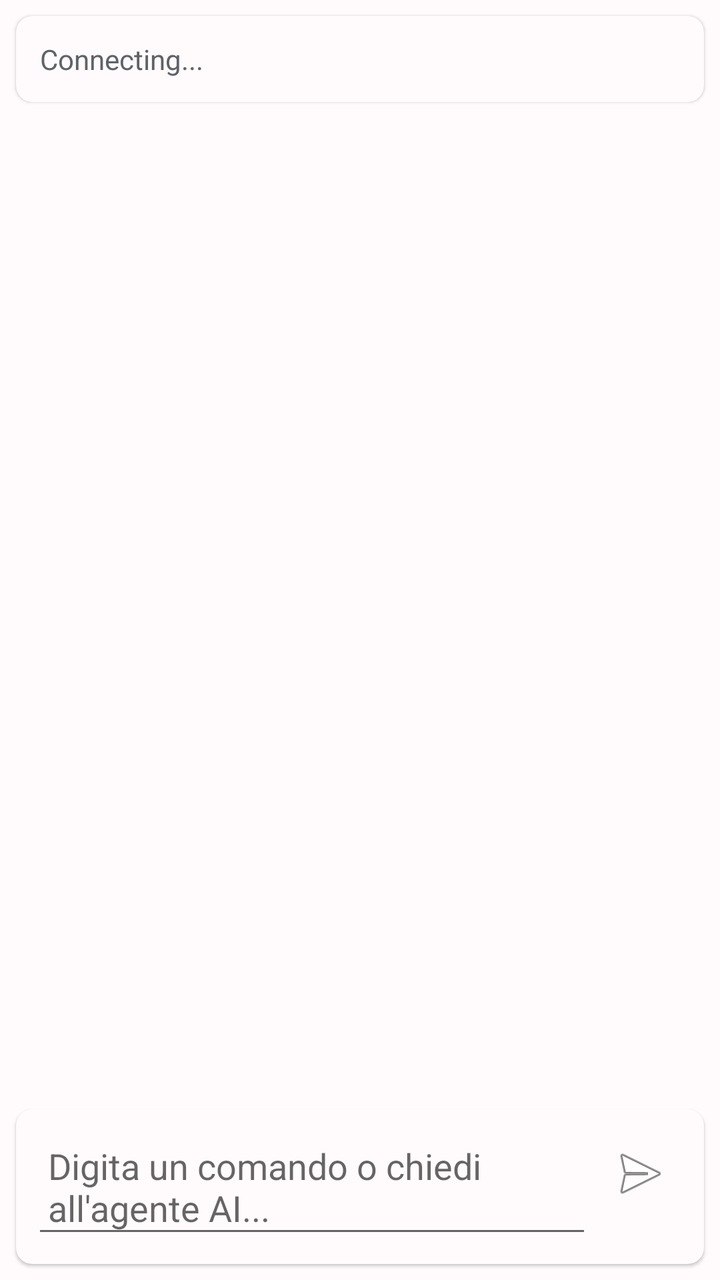
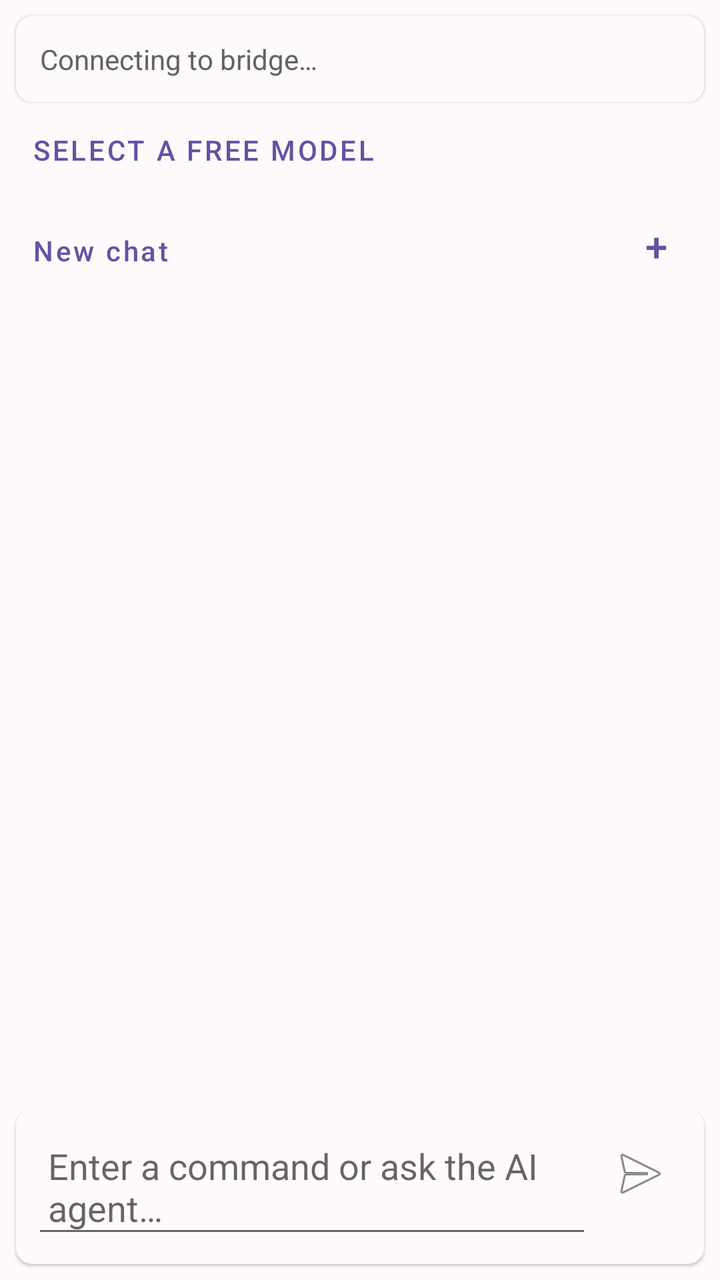

Two renders of the same Android screen: before a commit and after it. Below are the layout's source before the change and the commit's diff.
<!-- AndroidManifest.xml: activity theme Theme.ClineAgentMobile -->
<!-- res/layout/activity_chat.xml -->
<?xml version="1.0" encoding="utf-8"?>
<androidx.constraintlayout.widget.ConstraintLayout xmlns:android="http://schemas.android.com/apk/res/android"
    xmlns:app="http://schemas.android.com/apk/res-auto"
    android:layout_width="match_parent"
    android:layout_height="match_parent">

    <com.google.android.material.card.MaterialCardView
        android:id="@+id/status_bar"
        android:layout_width="match_parent"
        android:layout_height="wrap_content"
        android:layout_margin="8dp"
        app:cardCornerRadius="8dp"
        app:layout_constraintTop_toTopOf="parent">

        <LinearLayout
            android:layout_width="match_parent"
            android:layout_height="wrap_content"
            android:orientation="horizontal"
            android:padding="12dp">

            <TextView
                android:id="@+id/status_text"
                android:layout_width="0dp"
                android:layout_height="wrap_content"
                android:layout_weight="1"
                android:text="Connecting..."
                android:textSize="14sp"
                android:textColor="#5F6368" />

            <ProgressBar
                android:id="@+id/status_progress"
                android:layout_width="16dp"
                android:layout_height="16dp"
                android:visibility="gone" />
        </LinearLayout>
    </com.google.android.material.card.MaterialCardView>

    <androidx.recyclerview.widget.RecyclerView
        android:id="@+id/messages_list"
        android:layout_width="0dp"
        android:layout_height="0dp"
        android:layout_margin="8dp"
        android:clipToPadding="false"
        app:layout_constraintTop_toBottomOf="@id/status_bar"
        app:layout_constraintBottom_toTopOf="@+id/input_layout"
        app:layout_constraintStart_toStartOf="parent"
        app:layout_constraintEnd_toEndOf="parent" />

    <com.google.android.material.card.MaterialCardView
        android:id="@+id/input_layout"
        android:layout_width="0dp"
        android:layout_height="wrap_content"
        android:layout_margin="8dp"
        app:cardCornerRadius="8dp"
        app:layout_constraintBottom_toBottomOf="parent"
        app:layout_constraintStart_toStartOf="parent"
        app:layout_constraintEnd_toEndOf="parent">

        <LinearLayout
            android:layout_width="match_parent"
            android:layout_height="wrap_content"
            android:orientation="horizontal"
            android:padding="8dp">

            <EditText
                android:id="@+id/input_edit_text"
                android:layout_width="0dp"
                android:layout_height="wrap_content"
                android:layout_weight="1"
                android:hint="Digita un comando o chiedi all'agente AI..."
                android:imeOptions="actionSend"
                android:inputType="textMultiLine"
                android:maxLines="4"
                android:padding="8dp" />

            <ImageButton
                android:id="@+id/send_button"
                android:layout_width="48dp"
                android:layout_height="48dp"
                android:background="?attr/selectableItemBackgroundBorderless"
                android:src="@android:drawable/ic_menu_send"
                android:contentDescription="Invia" />

            <ImageButton
                android:id="@+id/stop_button"
                android:layout_width="48dp"
                android:layout_height="48dp"
                android:background="?attr/selectableItemBackgroundBorderless"
                android:src="@android:drawable/ic_media_pause"
                android:contentDescription="Ferma generazione"
                android:visibility="gone" />
        </LinearLayout>
    </com.google.android.material.card.MaterialCardView>

    <ProgressBar
        android:id="@+id/loading_progress_bar"
        android:layout_width="40dp"
        android:layout_height="40dp"
        android:visibility="gone"
        app:layout_constraintTop_toTopOf="parent"
        app:layout_constraintBottom_toBottomOf="parent"
        app:layout_constraintStart_toStartOf="parent"
        app:layout_constraintEnd_toEndOf="parent" />

</androidx.constraintlayout.widget.ConstraintLayout>
<!-- resources referenced by this layout -->
<resources>
  <style name="Theme.ClineAgentMobile" parent="Theme.MaterialComponents.Light.NoActionBar">
          
          <item name="colorPrimary">@color/primary</item>
          <item name="colorPrimaryVariant">@color/primary_variant</item>
          <item name="colorOnPrimary">@color/on_primary</item>
  
          
          <item name="colorSecondary">@color/secondary</item>
          <item name="colorSecondaryVariant">@color/secondary_variant</item>
          <item name="colorOnSecondary">@color/on_secondary</item>
  
          
          <item name="android:colorBackground">@color/background</item>
          <item name="colorSurface">@color/surface</item>
          <item name="colorOnBackground">@color/on_background</item>
          <item name="colorOnSurface">@color/on_surface</item>
  
          
          <item name="android:statusBarColor">@color/primary</item>
          <item name="android:navigationBarColor">@color/background</item>
  
          
          <item name="android:windowBackground">@color/background</item>
      </style>
  <color name="primary">#6750A4</color>
  <color name="primary_variant">#764BA2</color>
  <color name="on_primary">#FFFFFF</color>
  <color name="secondary">#625B71</color>
  <color name="secondary_variant">#75716E</color>
  <color name="on_secondary">#FFFFFF</color>
  <color name="background">#FFFBFC</color>
  <color name="surface">#FFFBFC</color>
  <color name="on_background">#1C1B1F</color>
  <color name="on_surface">#1C1B1F</color>
</resources>

<!-- the commit's change to res/layout/activity_chat.xml (unified diff, before → after) -->
@@ -23,15 +23,89 @@
                 android:layout_width="0dp"
                 android:layout_height="wrap_content"
                 android:layout_weight="1"
-                android:text="Connecting..."
+                android:text="@string/chat_status_connecting"
                 android:textSize="14sp"
                 android:textColor="#5F6368" />
 
+        </LinearLayout>
+    </com.google.android.material.card.MaterialCardView>
+
+    <Button
+        android:id="@+id/model_select_button"
+        style="?attr/borderlessButtonStyle"
+        android:layout_width="match_parent"
+        android:layout_height="wrap_content"
+        android:layout_marginStart="8dp"
+        android:layout_marginEnd="8dp"
+        android:text="@string/chat_model_loading"
+        android:gravity="start|center_vertical"
+        app:layout_constraintTop_toBottomOf="@id/status_bar" />
+
+    <LinearLayout
+        android:id="@+id/conversation_controls"
+        android:layout_width="match_parent"
+        android:layout_height="wrap_content"
+        android:layout_marginStart="8dp"
+        android:layout_marginEnd="8dp"
+        android:orientation="horizontal"
+        app:layout_constraintTop_toBottomOf="@id/model_select_button">
+
+        <Button
+            android:id="@+id/conversation_select_button"
+            style="?attr/borderlessButtonStyle"
+            android:layout_width="0dp"
+            android:layout_height="wrap_content"
+            android:layout_weight="1"
+            android:ellipsize="end"
+            android:gravity="start|center_vertical"
+            android:maxLines="1"
+            android:text="@string/chat_new"
+            android:textAllCaps="false" />
+
+        <Button
+            android:id="@+id/new_chat_button"
+            style="?attr/borderlessButtonStyle"
+            android:layout_width="wrap_content"
+            android:layout_height="wrap_content"
+            android:contentDescription="@string/chat_new"
+            android:minWidth="48dp"
+            android:text="+"
+            android:textSize="20sp" />
+    </LinearLayout>
+
+    <com.google.android.material.card.MaterialCardView
+        android:id="@+id/generation_indicator"
+        android:layout_width="0dp"
+        android:layout_height="wrap_content"
+        android:layout_marginStart="8dp"
+        android:layout_marginTop="4dp"
+        android:layout_marginEnd="8dp"
+        android:visibility="gone"
+        app:cardCornerRadius="8dp"
+        app:cardElevation="0dp"
+        app:layout_constraintTop_toBottomOf="@id/conversation_controls"
+        app:layout_constraintStart_toStartOf="parent"
+        app:layout_constraintEnd_toEndOf="parent">
+
+        <LinearLayout
+            android:layout_width="match_parent"
+            android:layout_height="wrap_content"
+            android:gravity="center_vertical"
+            android:orientation="horizontal"
+            android:padding="10dp">
+
             <ProgressBar
-                android:id="@+id/status_progress"
-                android:layout_width="16dp"
-                android:layout_height="16dp"
-                android:visibility="gone" />
+                android:layout_width="20dp"
+                android:layout_height="20dp"
+                android:indeterminate="true" />
+
+            <TextView
+                android:layout_width="wrap_content"
+                android:layout_height="wrap_content"
+                android:layout_marginStart="10dp"
+                android:text="@string/chat_generating"
+                android:textColor="@color/on_background"
+                android:textSize="14sp" />
         </LinearLayout>
     </com.google.android.material.card.MaterialCardView>
 
@@ -41,7 +115,7 @@
         android:layout_height="0dp"
         android:layout_margin="8dp"
         android:clipToPadding="false"
-        app:layout_constraintTop_toBottomOf="@id/status_bar"
+        app:layout_constraintTop_toBottomOf="@id/generation_indicator"
         app:layout_constraintBottom_toTopOf="@+id/input_layout"
         app:layout_constraintStart_toStartOf="parent"
         app:layout_constraintEnd_toEndOf="parent" />
@@ -67,7 +141,7 @@
                 android:layout_width="0dp"
                 android:layout_height="wrap_content"
                 android:layout_weight="1"
-                android:hint="Digita un comando o chiedi all'agente AI..."
+                android:hint="@string/chat_placeholder"
                 android:imeOptions="actionSend"
                 android:inputType="textMultiLine"
                 android:maxLines="4"
@@ -79,7 +153,7 @@
                 android:layout_height="48dp"
                 android:background="?attr/selectableItemBackgroundBorderless"
                 android:src="@android:drawable/ic_menu_send"
-                android:contentDescription="Invia" />
+                android:contentDescription="@string/chat_send" />
 
             <ImageButton
                 android:id="@+id/stop_button"
@@ -87,19 +161,9 @@
                 android:layout_height="48dp"
                 android:background="?attr/selectableItemBackgroundBorderless"
                 android:src="@android:drawable/ic_media_pause"
-                android:contentDescription="Ferma generazione"
+                android:contentDescription="@string/chat_stop"
                 android:visibility="gone" />
         </LinearLayout>
     </com.google.android.material.card.MaterialCardView>
 
-    <ProgressBar
-        android:id="@+id/loading_progress_bar"
-        android:layout_width="40dp"
-        android:layout_height="40dp"
-        android:visibility="gone"
-        app:layout_constraintTop_toTopOf="parent"
-        app:layout_constraintBottom_toBottomOf="parent"
-        app:layout_constraintStart_toStartOf="parent"
-        app:layout_constraintEnd_toEndOf="parent" />
-
 </androidx.constraintlayout.widget.ConstraintLayout>
<!-- resource entries referenced after the edit -->
@@ -33,6 +33,13 @@
   <color name="background">#FFFBFC</color>
   <color name="surface">#FFFBFC</color>
   <color name="on_background">#1C1B1F</color>
+  <string name="chat_generating">Cline is processing the response…</string>
+  <string name="chat_model_loading">Select a free model</string>
+  <string name="chat_new">New chat</string>
+  <string name="chat_placeholder">Enter a command or ask the AI agent…</string>
+  <string name="chat_send">Send</string>
+  <string name="chat_status_connecting">Connecting to bridge…</string>
+  <string name="chat_stop">Stop generation</string>
   <color name="on_surface">#1C1B1F</color>
 </resources>
 
